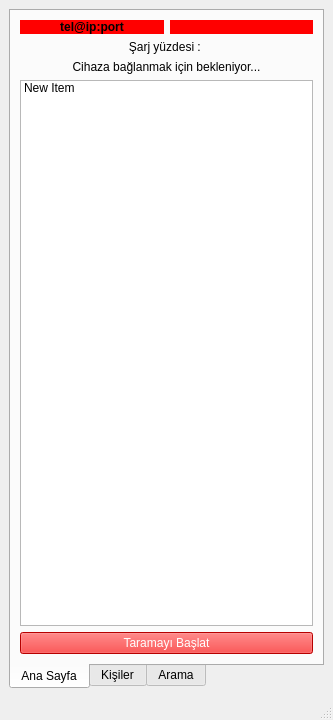
The window that MobileAppE/mainwindow.ui (TalhaYolcu/Qt-Knowledge) describes before a commit, drawn with Qt 5.
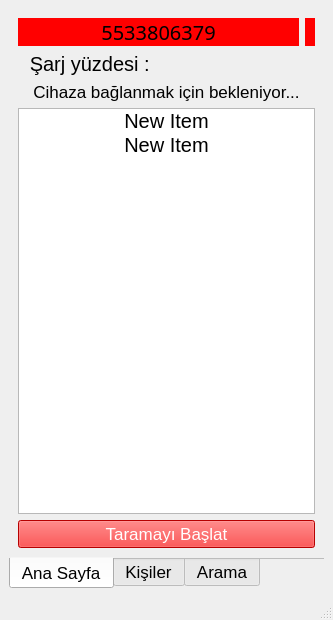
The same window after the commit. The open tabs and pages were chosen to show the change. Icons and pictures are not drawn.

Patch:
```diff
--- a/MobileAppE/mainwindow.ui
+++ b/MobileAppE/mainwindow.ui
@@ -7,13 +7,13 @@
     <x>0</x>
     <y>0</y>
     <width>333</width>
-    <height>720</height>
+    <height>620</height>
    </rect>
   </property>
   <property name="minimumSize">
    <size>
     <width>333</width>
-    <height>720</height>
+    <height>620</height>
    </size>
   </property>
   <property name="maximumSize">
@@ -37,18 +37,30 @@
   <widget class="QWidget" name="centralwidget">
    <layout class="QGridLayout" name="gridLayout_3">
     <item row="0" column="0">
-     <widget class="QTabWidget" name="contactsListWidget">
+     <widget class="QTabWidget" name="tabWidget">
+      <property name="sizePolicy">
+       <sizepolicy hsizetype="Expanding" vsizetype="Expanding">
+        <horstretch>0</horstretch>
+        <verstretch>0</verstretch>
+       </sizepolicy>
+      </property>
+      <property name="contextMenuPolicy">
+       <enum>Qt::DefaultContextMenu</enum>
+      </property>
       <property name="layoutDirection">
        <enum>Qt::LeftToRight</enum>
       </property>
       <property name="styleSheet">
-       <string notr="true">QTabWidget::tab-bar {alignment: center}</string>
+       <string notr="true">font:13pt;</string>
       </property>
       <property name="tabPosition">
        <enum>QTabWidget::South</enum>
       </property>
       <property name="currentIndex">
-       <number>2</number>
+       <number>1</number>
+      </property>
+      <property name="documentMode">
+       <bool>true</bool>
       </property>
       <widget class="QWidget" name="homePageTab">
        <property name="contextMenuPolicy">
@@ -57,6 +69,9 @@
        <property name="layoutDirection">
         <enum>Qt::LeftToRight</enum>
        </property>
+       <property name="styleSheet">
+        <string notr="true"/>
+       </property>
        <attribute name="icon">
         <iconset resource="resources.qrc">
          <normaloff>:/Icons/home.png</normaloff>:/Icons/home.png</iconset>
@@ -74,11 +89,17 @@
             </property>
             <item>
              <widget class="QLabel" name="urlLabel">
+              <property name="sizePolicy">
+               <sizepolicy hsizetype="MinimumExpanding" vsizetype="Preferred">
+                <horstretch>0</horstretch>
+                <verstretch>0</verstretch>
+               </sizepolicy>
+              </property>
               <property name="styleSheet">
-               <string notr="true">background: red ; font : bold ;</string>
+               <string notr="true">background: red ; font : 15pt bold;</string>
               </property>
               <property name="text">
-               <string>tel@ip:port</string>
+               <string>5533806379</string>
               </property>
               <property name="alignment">
                <set>Qt::AlignCenter</set>
@@ -101,17 +122,49 @@
            </layout>
           </item>
           <item>
-           <widget class="QLabel" name="battaryLabel">
-            <property name="text">
-             <string>Şarj yüzdesi : </string>
+           <layout class="QHBoxLayout" name="horizontalLayout_5">
+            <property name="spacing">
+             <number>0</number>
             </property>
-            <property name="alignment">
-             <set>Qt::AlignCenter</set>
+            <property name="sizeConstraint">
+             <enum>QLayout::SetDefaultConstraint</enum>
             </property>
-           </widget>
+            <property name="topMargin">
+             <number>0</number>
+            </property>
+            <item>
+             <widget class="QLabel" name="batteryTextLabel">
+              <property name="enabled">
+               <bool>true</bool>
+              </property>
+              <property name="styleSheet">
+               <string notr="true">font: 15pt</string>
+              </property>
+              <property name="text">
+               <string>Şarj yüzdesi : </string>
+              </property>
+              <property name="alignment">
+               <set>Qt::AlignCenter</set>
+              </property>
+             </widget>
+            </item>
+            <item>
+             <widget class="QLabel" name="batteryIconLabel">
+              <property name="text">
+               <string/>
+              </property>
+              <property name="alignment">
+               <set>Qt::AlignCenter</set>
+              </property>
+             </widget>
+            </item>
+           </layout>
           </item>
           <item>
            <widget class="QLabel" name="statusLabel">
+            <property name="styleSheet">
+             <string notr="true">font: 12 pt</string>
+            </property>
             <property name="text">
              <string>Cihaza bağlanmak için bekleniyor...</string>
             </property>
@@ -122,9 +175,26 @@
           </item>
           <item>
            <widget class="QListWidget" name="BleDevices">
+            <property name="styleSheet">
+             <string notr="true">font:15pt; text-align:center</string>
+            </property>
+            <property name="itemAlignment">
+             <set>Qt::AlignCenter</set>
+            </property>
             <item>
              <property name="text">
               <string>New Item</string>
+             </property>
+             <property name="textAlignment">
+              <set>AlignCenter</set>
+             </property>
+            </item>
+            <item>
+             <property name="text">
+              <string>New Item</string>
+             </property>
+             <property name="textAlignment">
+              <set>AlignCenter</set>
              </property>
             </item>
            </widget>
@@ -132,7 +202,7 @@
           <item>
            <widget class="QPushButton" name="scanButton">
             <property name="styleSheet">
-             <string notr="true">background : red ; color : white</string>
+             <string notr="true">background : red ; color : white ; font:15 pt;</string>
             </property>
             <property name="text">
              <string>Taramayı Başlat</string>
```
Left out of the diff: 15 changed lines with no effect on the pictures.
